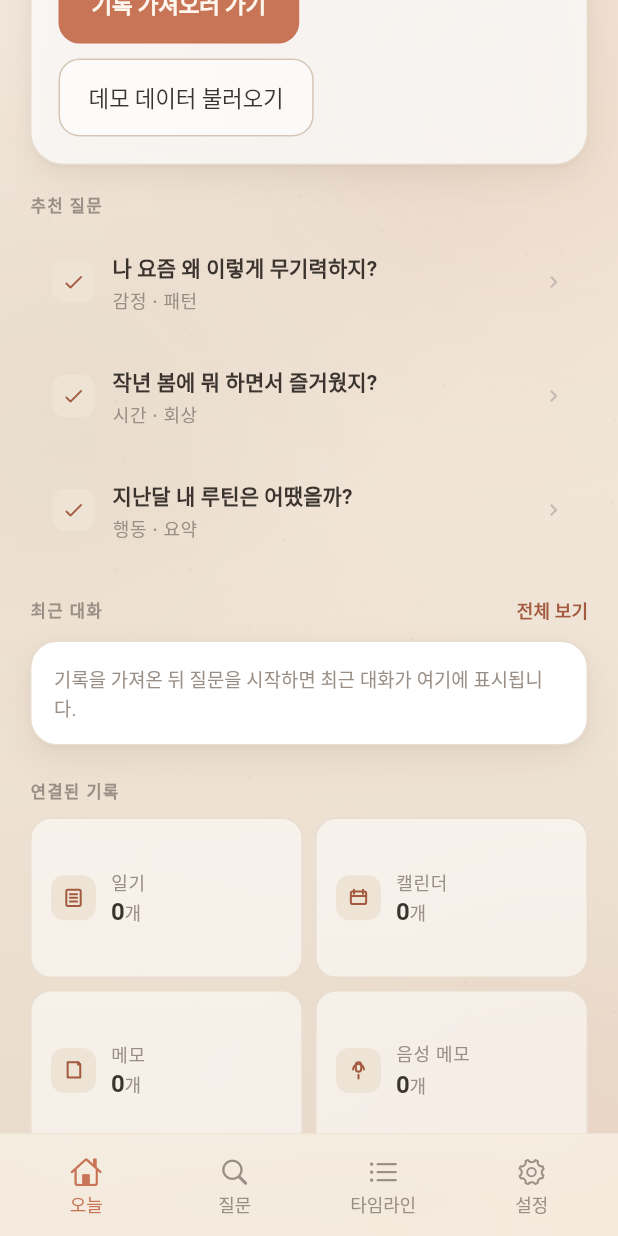
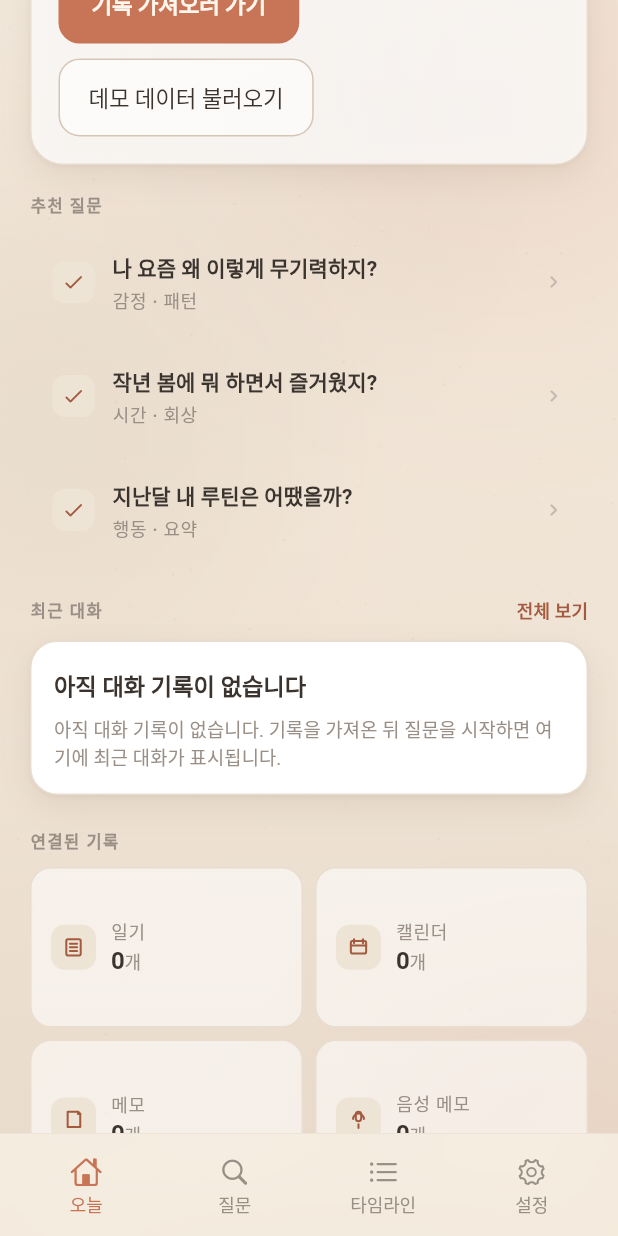
Before and after one commit to dimoteo333/curation, a Flutter app: the CuratorAppShell screen opened directly, scrolled down 576 dp, on a phone screen of 412 x 824 dp. Run offline on Flutter 3.47's test engine with Material 3 defaults, Android fonts, the phone set to English and light mode, and no system bars; our stand-ins replace file_picker, flutter_riverpod, flutter_secure_storage, package_info_plus, shared_preferences, sqflite; missing offline and left inert: device_calendar_plus, encrypt; accounts and stored records are empty; Roboto replaces fonts that are missing (GowunBatang, IBMPlexSansKR).

Commit message:
fix(medium): remove fake recent conversations, show empty state (CUR-6)
- Removed _fallbackRecentConversations() that showed hardcoded fake data
- Home screen now only shows actual conversation history (max 3)
- Empty state shows clear message with title + subtitle
- Added widget tests for empty state and max 3 conversations
- dart analyze clean, all backend tests pass

```diff
--- a/mobile/lib/src/presentation/screens/home_screen.dart
+++ b/mobile/lib/src/presentation/screens/home_screen.dart
@@ -32,10 +32,10 @@ class HomeScreen extends ConsumerWidget {
     final stats = ref.watch(localDataStatsProvider);
     final statsValue = stats.asData?.value;
     final hasLocalRecords = (statsValue?.recordCount ?? 0) > 0;
-    final conversations = ref.watch(recentConversationsProvider);
-    final recentConversations = conversations.isEmpty && hasLocalRecords
-        ? _fallbackRecentConversations()
-        : conversations;
+    final recentConversations = ref
+        .watch(recentConversationsProvider)
+        .take(3)
+        .toList(growable: false);
     final now = DateTime.now();
     final privacyBannerText = switch (runtimeMode) {
       CurationRuntimeMode.remote => '서버를 통해 처리됩니다',
@@ -430,27 +430,6 @@ class HomeScreen extends ConsumerWidget {
       ),
     );
   }
-
-  List<RecentConversation> _fallbackRecentConversations() {
-    final now = DateTime.now();
-    return <RecentConversation>[
-      RecentConversation(
-        question: '지난 겨울엔 뭘 하면서 기분이 풀렸지?',
-        preview: '그때는 한강 산책과 작은 프로젝트가 도움이 됐어요.',
-        askedAt: now.subtract(const Duration(days: 4)),
-      ),
-      RecentConversation(
-        question: '이직하고 나서 한 달 동안 어땠지?',
-        preview: '적응에 시간이 걸렸지만, 3주차에 변화가 있었어요.',
-        askedAt: now.subtract(const Duration(days: 7)),
-      ),
-      RecentConversation(
-        question: '책 읽기 루틴이 가장 잘 지켜진 때는?',
-        preview: '2024년 9월, 출퇴근 지하철에서 매일 읽으셨네요.',
-        askedAt: now.subtract(const Duration(days: 14)),
-      ),
-    ];
-  }
 }
 
 class _RecentConversationRuntimeBadge extends StatelessWidget {
@@ -675,8 +654,8 @@ class _EmptyConversationState extends StatelessWidget {
     final theme = Theme.of(context);
     final palette = theme.extension<CuratorPalette>()!;
     final message = hasLocalRecords
-        ? '질문을 남기면 최근 대화가 여기에 쌓입니다.'
-        : '기록을 가져온 뒤 질문을 시작하면 최근 대화가 여기에 표시됩니다.';
+        ? '기록은 연결되어 있지만 아직 대화 기록이 없습니다. 첫 질문을 남기면 여기에 최근 대화가 쌓입니다.'
+        : '아직 대화 기록이 없습니다. 기록을 가져온 뒤 질문을 시작하면 여기에 최근 대화가 표시됩니다.';
 
     return DecoratedBox(
       decoration: BoxDecoration(
@@ -687,12 +666,26 @@ class _EmptyConversationState extends StatelessWidget {
       ),
       child: Padding(
         padding: const EdgeInsets.all(16),
-        child: Text(
-          message,
-          style: theme.textTheme.bodySmall?.copyWith(
-            fontFamily: 'IBMPlexSansKR',
-            color: palette.ink3,
-          ),
+        child: Column(
+          crossAxisAlignment: CrossAxisAlignment.start,
+          children: [
+            Text(
+              '아직 대화 기록이 없습니다',
+              style: theme.textTheme.bodyMedium?.copyWith(
+                fontFamily: 'IBMPlexSansKR',
+                fontWeight: FontWeight.w600,
+                color: palette.ink,
+              ),
+            ),
+            const SizedBox(height: 6),
+            Text(
+              message,
+              style: theme.textTheme.bodySmall?.copyWith(
+                fontFamily: 'IBMPlexSansKR',
+                color: palette.ink3,
+              ),
+            ),
+          ],
         ),
       ),
     );
```
Also changed, not shown: 1 other file.
